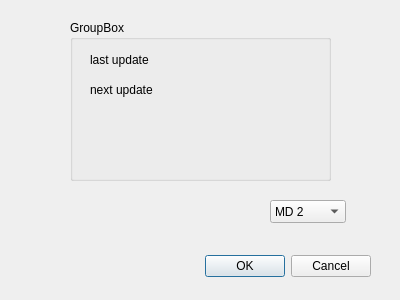
The window that ui/NewCrl.ui (chris2511/xca) describes before a commit, drawn with Qt 5.
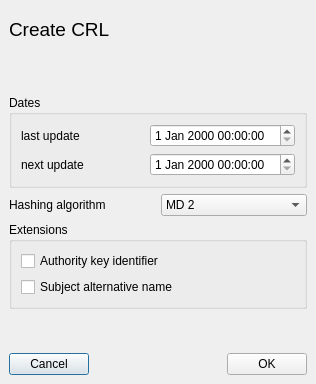
The same window after the commit. Custom widgets are drawn as their Qt base class.

Commit message: add CRL dialog extend setup.exe

```diff
--- a/ui/NewCrl.ui
+++ b/ui/NewCrl.ui
@@ -8,22 +8,21 @@
    <rect>
     <x>0</x>
     <y>0</y>
-    <width>400</width>
-    <height>300</height>
+    <width>316</width>
+    <height>384</height>
    </rect>
   </property>
   <property name="windowTitle" >
    <string>Dialog</string>
   </property>
-  <widget class="QWidget" name="layoutWidget" >
-   <property name="geometry" >
-    <rect>
-     <x>20</x>
-     <y>250</y>
-     <width>351</width>
-     <height>33</height>
-    </rect>
+  <layout class="QVBoxLayout" >
+   <property name="margin" >
+    <number>9</number>
    </property>
+   <property name="spacing" >
+    <number>6</number>
+   </property>
+   <item>
    <layout class="QHBoxLayout" >
     <property name="margin" >
      <number>0</number>
@@ -31,6 +30,24 @@
     <property name="spacing" >
      <number>6</number>
     </property>
+     <item>
+      <widget class="QLabel" name="TextLabel1" >
+       <property name="font" >
+        <font>
+         <family>Arial</family>
+         <pointsize>14</pointsize>
+         <weight>50</weight>
+         <italic>false</italic>
+         <bold>false</bold>
+         <underline>false</underline>
+         <strikeout>false</strikeout>
+        </font>
+       </property>
+       <property name="text" >
+        <string>Create CRL</string>
+       </property>
+      </widget>
+     </item>
     <item>
      <spacer>
       <property name="orientation" >
@@ -38,37 +55,98 @@
       </property>
       <property name="sizeHint" >
        <size>
-        <width>131</width>
-        <height>31</height>
+         <width>40</width>
+         <height>20</height>
        </size>
       </property>
      </spacer>
     </item>
     <item>
-     <widget class="QPushButton" name="okButton" >
-      <property name="text" >
-       <string>OK</string>
-      </property>
-     </widget>
-    </item>
+      <widget class="QLabel" name="image" >
+       <property name="minimumSize" >
+        <size>
+         <width>95</width>
+         <height>40</height>
+        </size>
+       </property>
+       <property name="maximumSize" >
+        <size>
+         <width>95</width>
+         <height>40</height>
+        </size>
+       </property>
+       <property name="scaledContents" >
+        <bool>true</bool>
+       </property>
+      </widget>
+     </item>
+    </layout>
+   </item>
     <item>
-     <widget class="QPushButton" name="cancelButton" >
+    <spacer>
+     <property name="orientation" >
+      <enum>Qt::Vertical</enum>
+     </property>
+     <property name="sizeHint" >
+      <size>
+       <width>20</width>
+       <height>40</height>
+      </size>
+     </property>
+    </spacer>
+   </item>
+   <item>
+    <widget class="QGroupBox" name="groupBox" >
+     <property name="title" >
+      <string>Dates</string>
+     </property>
+     <layout class="QGridLayout" >
+      <property name="margin" >
+       <number>9</number>
+      </property>
+      <property name="spacing" >
+       <number>6</number>
+      </property>
+      <item row="1" column="0" >
+       <widget class="QLabel" name="label_2" >
       <property name="text" >
-       <string>Cancel</string>
+         <string>next update</string>
       </property>
      </widget>
     </item>
-   </layout>
-  </widget>
+      <item row="0" column="0" >
+       <widget class="QLabel" name="label" >
+        <property name="text" >
+         <string>last update</string>
+        </property>
+       </widget>
+      </item>
+      <item row="0" column="1" >
+       <widget class="Validity" name="lastUpdate" />
+      </item>
+      <item row="1" column="1" >
+       <widget class="Validity" name="nextUpdate" />
+      </item>
+     </layout>
+    </widget>
+   </item>
+   <item>
+    <layout class="QHBoxLayout" >
+     <property name="margin" >
+      <number>0</number>
+     </property>
+     <property name="spacing" >
+      <number>6</number>
+     </property>
+     <item>
+      <widget class="QLabel" name="label_3" >
+       <property name="text" >
+        <string>Hashing algorithm</string>
+       </property>
+      </widget>
+     </item>
+     <item>
   <widget class="QComboBox" name="hashAlgo" >
-   <property name="geometry" >
-    <rect>
-     <x>270</x>
-     <y>200</y>
-     <width>76</width>
-     <height>23</height>
-    </rect>
-   </property>
    <item>
     <property name="text" >
      <string>MD 2</string>
@@ -85,47 +163,97 @@
     </property>
    </item>
   </widget>
-  <widget class="QGroupBox" name="groupBox" >
-   <property name="geometry" >
-    <rect>
-     <x>70</x>
-     <y>20</y>
-     <width>261</width>
-     <height>161</height>
-    </rect>
-   </property>
+     </item>
+    </layout>
+   </item>
+   <item>
+    <widget class="QGroupBox" name="groupBox_2" >
    <property name="title" >
-    <string>GroupBox</string>
-   </property>
-   <widget class="QLabel" name="label" >
-    <property name="geometry" >
-     <rect>
-      <x>20</x>
-      <y>30</y>
-      <width>121</width>
-      <height>19</height>
-     </rect>
-    </property>
+      <string>Extensions</string>
+     </property>
+     <layout class="QVBoxLayout" >
+      <property name="margin" >
+       <number>9</number>
+      </property>
+      <property name="spacing" >
+       <number>6</number>
+      </property>
+      <item>
+       <widget class="QCheckBox" name="authKeyId" >
     <property name="text" >
-     <string>last update</string>
-    </property>
-   </widget>
-   <widget class="QLabel" name="label_2" >
-    <property name="geometry" >
-     <rect>
-      <x>20</x>
-      <y>60</y>
-      <width>101</width>
-      <height>19</height>
-     </rect>
-    </property>
+         <string>Authority key identifier</string>
+        </property>
+       </widget>
+      </item>
+      <item>
+       <widget class="QCheckBox" name="subAltName" >
+        <property name="text" >
+         <string>Subject alternative name</string>
+        </property>
+       </widget>
+      </item>
+     </layout>
+    </widget>
+   </item>
+   <item>
+    <spacer>
+     <property name="orientation" >
+      <enum>Qt::Vertical</enum>
+     </property>
+     <property name="sizeHint" >
+      <size>
+       <width>21</width>
+       <height>20</height>
+      </size>
+     </property>
+    </spacer>
+   </item>
+   <item>
+    <layout class="QHBoxLayout" >
+     <property name="margin" >
+      <number>0</number>
+     </property>
+     <property name="spacing" >
+      <number>6</number>
+     </property>
+     <item>
+      <widget class="QPushButton" name="cancelButton" >
     <property name="text" >
-     <string>next update</string>
-    </property>
-   </widget>
-  </widget>
+        <string>Cancel</string>
+       </property>
+      </widget>
+     </item>
+     <item>
+      <spacer>
+       <property name="orientation" >
+        <enum>Qt::Horizontal</enum>
+       </property>
+       <property name="sizeHint" >
+        <size>
+         <width>21</width>
+         <height>21</height>
+        </size>
+       </property>
+      </spacer>
+     </item>
+     <item>
+      <widget class="QPushButton" name="okButton" >
+       <property name="text" >
+        <string>OK</string>
+       </property>
+      </widget>
+     </item>
+    </layout>
+   </item>
+  </layout>
  </widget>
- <pixmapfunction></pixmapfunction>
+ <customwidgets>
+  <customwidget>
+   <class>Validity</class>
+   <extends>QDateTimeEdit</extends>
+   <header>widgets/validity.h</header>
+  </customwidget>
+ </customwidgets>
  <resources/>
  <connections>
   <connection>
```
Left out of the diff: 19 changed lines with no effect on the pictures. Lines whose indentation alone changed are shown as unchanged. The commit also changes 3 other files.
